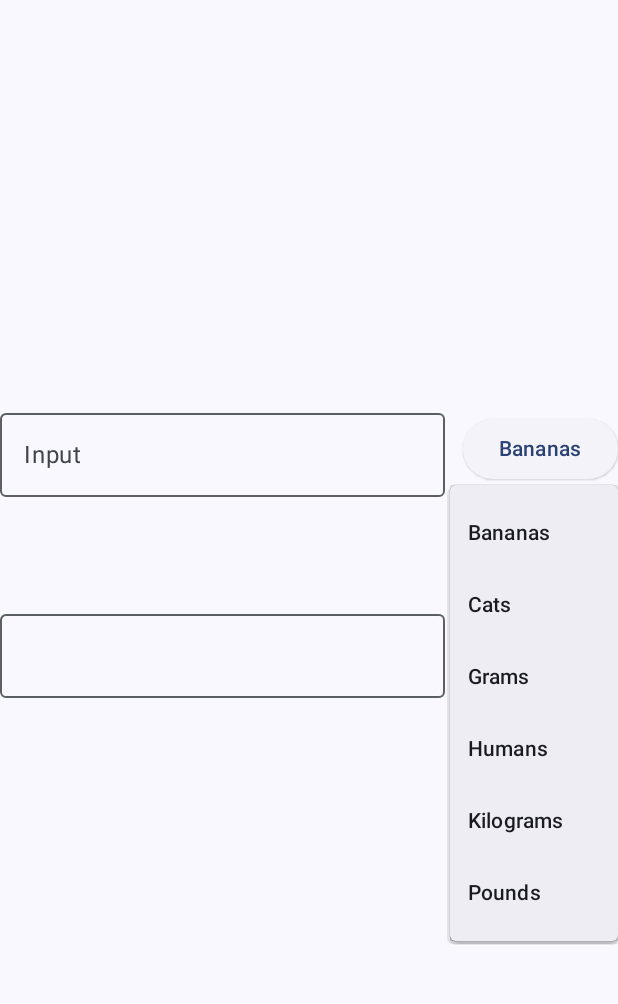
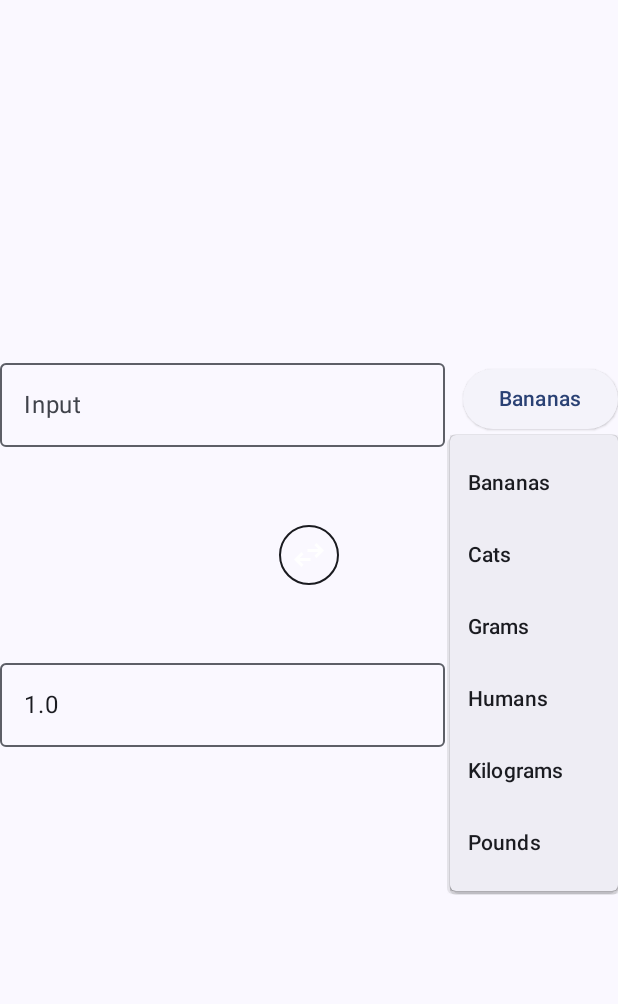
Before and after one commit to ppagdev/weight-converter, an Android app built with Jetpack Compose: the screen it shows after launch (MainActivity), after a tap on "Bananas", on a phone screen of 412 x 824 dp, the part 69-1073 px from its top. Run offline under Robolectric (Android 15) with nearby library versions, the light colour scheme and no system bars; 1 other tap on this screen came first.

Commit message:
added swap button

```diff
--- a/app/build.gradle.kts
+++ b/app/build.gradle.kts
@@ -13,6 +13,7 @@ android {
         targetSdk = 34
         versionCode = 1
         versionName = "1.0"
+        setProperty("archivesBaseName", "WeightConverter")
 
         testInstrumentationRunner = "androidx.test.runner.AndroidJUnitRunner"
         vectorDrawables {
--- a/app/src/main/java/dev/ppag/weightconverter/MainActivity.kt
+++ b/app/src/main/java/dev/ppag/weightconverter/MainActivity.kt
@@ -14,7 +14,9 @@ import androidx.compose.material3.DropdownMenu
 import androidx.compose.material3.DropdownMenuItem
 import androidx.compose.material3.ElevatedButton
 import androidx.compose.material3.ExperimentalMaterial3Api
+import androidx.compose.material3.Icon
 import androidx.compose.material3.MaterialTheme
+import androidx.compose.material3.OutlinedIconButton
 import androidx.compose.material3.OutlinedTextField
 import androidx.compose.material3.Surface
 import androidx.compose.material3.Text
@@ -27,6 +29,7 @@ import androidx.compose.runtime.remember
 import androidx.compose.runtime.setValue
 import androidx.compose.ui.Alignment
 import androidx.compose.ui.Modifier
+import androidx.compose.ui.res.painterResource
 import androidx.compose.ui.text.input.KeyboardType
 import androidx.compose.ui.tooling.preview.Preview
 import androidx.compose.ui.unit.dp
@@ -46,7 +49,7 @@ class MainActivity : ComponentActivity() {
                         TopTitleBar()
                     }
                     Column(
-                        verticalArrangement = Arrangement.spacedBy(78.dp, Alignment.CenterVertically),
+                        verticalArrangement = Arrangement.spacedBy(48.dp, Alignment.CenterVertically),
                         horizontalAlignment = Alignment.CenterHorizontally,
                     ) {
                         // currently selected weight units
@@ -75,7 +78,12 @@ class MainActivity : ComponentActivity() {
                                 Modifier.weight(1f))
                             WeightTypeDropdown(
                                 { unitIn = it },
-                                { outputText = unitIn.convertTo(unitOut, inputText).toString() })
+                                { outputText = unitIn.convertTo(unitOut, inputText).toString() },
+                                unitIn)
+                        }
+                        Row(verticalAlignment = Alignment.CenterVertically, horizontalArrangement = Arrangement.spacedBy(12.dp, Alignment.CenterHorizontally) ) {
+                            SwapButton({ val temp = unitIn; unitIn = unitOut; unitOut = temp },
+                            { outputText = unitIn.convertTo(unitOut, inputText).toString() },)
                         }
 
                         // output
@@ -83,13 +91,26 @@ class MainActivity : ComponentActivity() {
                             OutputField(outputText, Modifier.weight(1f))
                             WeightTypeDropdown(
                                 { unitOut = it },
-                                { outputText = unitIn.convertTo(unitOut, inputText).toString() })
+                                { outputText = unitIn.convertTo(unitOut, inputText).toString() },
+                                unitOut)
                         }
                     }
                 }
             }
         }
     }
+}
+
+@Composable
+fun SwapButton(swap: () -> Unit, convert: () -> Unit) {
+    OutlinedIconButton(onClick = { swap(); convert() },
+        content = {
+            Icon(
+                painter = painterResource(R.drawable.swap_horiz_fill0_wght400_grad0_opsz24),
+                contentDescription = "Swap Icon",
+                tint = MaterialTheme.colorScheme.onPrimaryContainer
+            )
+        })
 }
 
 @OptIn(ExperimentalMaterial3Api::class)
@@ -99,9 +120,8 @@ fun TopTitleBar() {
 }
 
 @Composable
-fun WeightTypeDropdown(onUnitSelected: (WeightUnit) -> Unit, convert: () -> Unit, modifier: Modifier = Modifier) {
-    // temporary list of options
-    var selectedOption by remember { mutableStateOf(options[0]) }
+fun WeightTypeDropdown(onUnitSelected: (WeightUnit) -> Unit, convert: () -> Unit, selectedOption: WeightUnit,modifier: Modifier = Modifier) {
+//    var selectedOption by remember { mutableStateOf(options[0]) }
     var isExpanded by remember { mutableStateOf(false) }
 
     // Dropdown menu
@@ -116,7 +136,6 @@ fun WeightTypeDropdown(onUnitSelected: (WeightUnit) -> Unit, convert: () -> Unit
                     text = { Text(option.name) },
                     onClick = {
                         // Handle user selection
-                        selectedOption = option
                         isExpanded = false
                         onUnitSelected(option)
                         convert()
```
Also changed, not shown: 3 other files.
